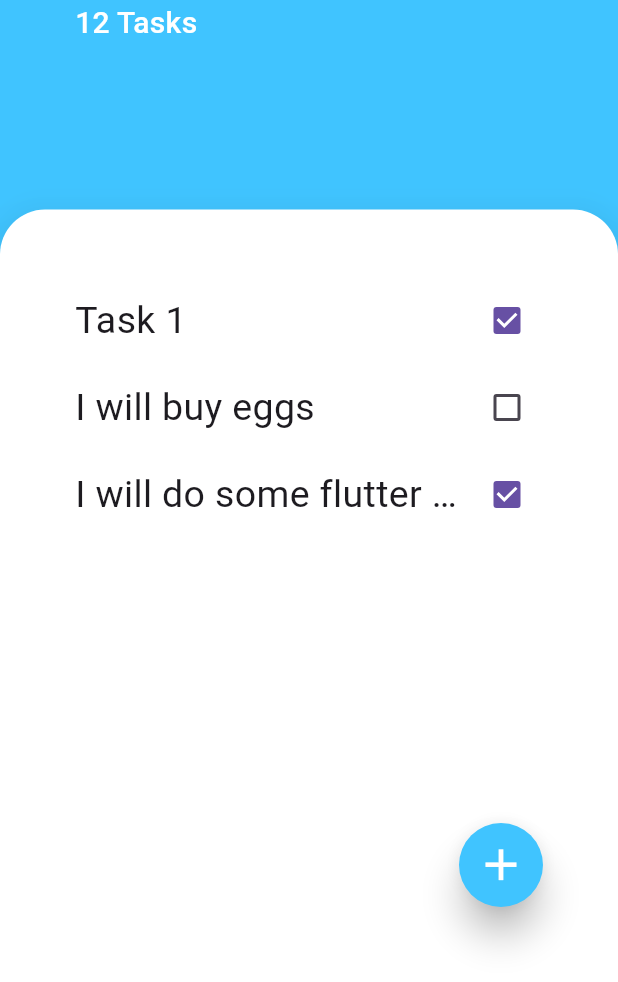
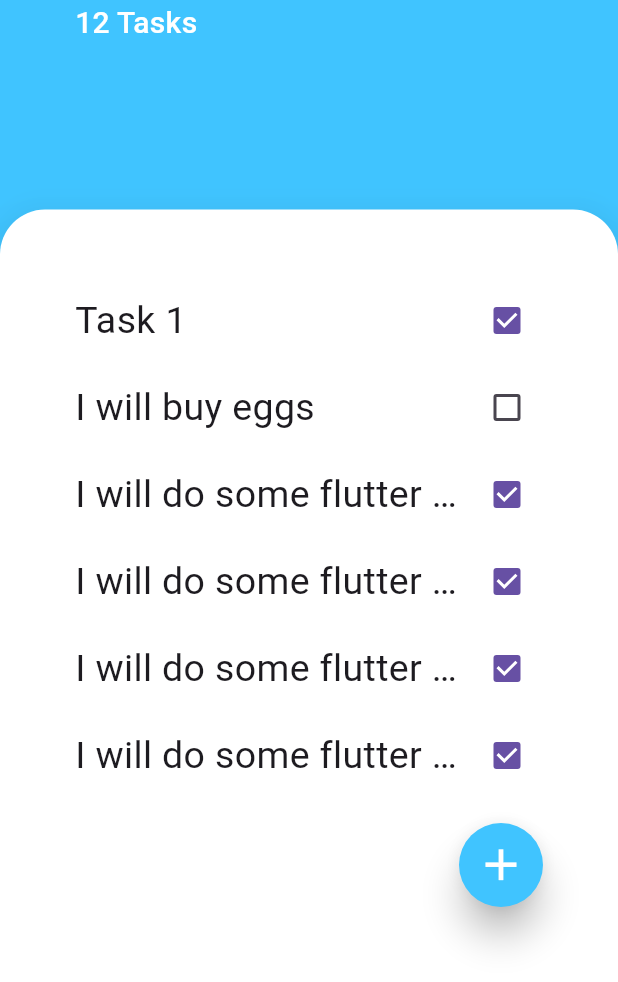
Before and after one commit to Zedestar/flutter_todo_app, a Flutter app: the screen it shows after launch, on a phone screen of 412 x 824 dp, the part 254-1236 px from its top. Run offline on Flutter 3.47's test engine with Material 3 defaults, Android fonts, the phone set to English and light mode, and no system bars.

```diff
--- a/lib/screen/tasks_screen.dart
+++ b/lib/screen/tasks_screen.dart
@@ -88,8 +88,8 @@ class _TasksScreenState extends State<TasksScreen> {
                     child: Column(
                       mainAxisAlignment: MainAxisAlignment.spaceBetween,
                       children: [
-                        Column(
-                          crossAxisAlignment: CrossAxisAlignment.start,
+                        Expanded(
+                          child: ListView(
                             children: [
                               Task(
                                 taskName: "Task 1",
@@ -116,7 +116,68 @@ class _TasksScreenState extends State<TasksScreen> {
                                   );
                                 },
                               ),
+                              SizedBox(
+                                height: 10.0,
+                              ),
+                              Task(
+                                taskName: "I will do some flutter project",
+                                isTaskChecked: true,
+                                onPressingTask: (value) {
+                                  print(
+                                    'The current value is  $value',
+                                  );
+                                },
+                              ),
+                              SizedBox(
+                                height: 10.0,
+                              ),
+                              Task(
+                                taskName: "I will do some flutter project",
+                                isTaskChecked: true,
+                                onPressingTask: (value) {
+                                  print(
+                                    'The current value is  $value',
+                                  );
+                                },
+                              ),
+                              SizedBox(
+                                height: 10.0,
+                              ),
+                              Task(
+                                taskName: "I will do some flutter project",
+                                isTaskChecked: true,
+                                onPressingTask: (value) {
+                                  print(
+                                    'The current value is  $value',
+                                  );
+                                },
+                              ),
+                              SizedBox(
+                                height: 10.0,
+                              ),
+                              Task(
+                                taskName: "I will do some flutter project",
+                                isTaskChecked: true,
+                                onPressingTask: (value) {
+                                  print(
+                                    'The current value is  $value',
+                                  );
+                                },
+                              ),
+                              SizedBox(
+                                height: 10.0,
+                              ),
+                              Task(
+                                taskName: "I will do some flutter project",
+                                isTaskChecked: true,
+                                onPressingTask: (value) {
+                                  print(
+                                    'The current value is  $value',
+                                  );
+                                },
+                              ),
                             ],
+                          ),
                         ),
                         Row(
                           mainAxisAlignment: MainAxisAlignment.end,
```
Lines whose indentation alone changed are shown as unchanged.
